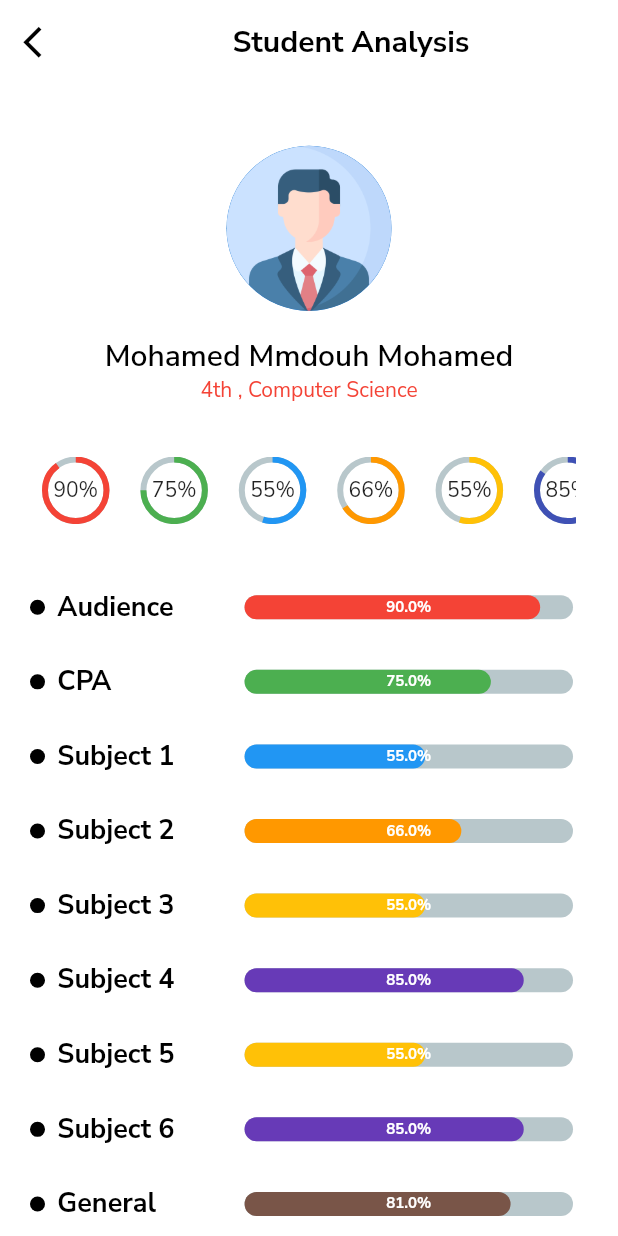
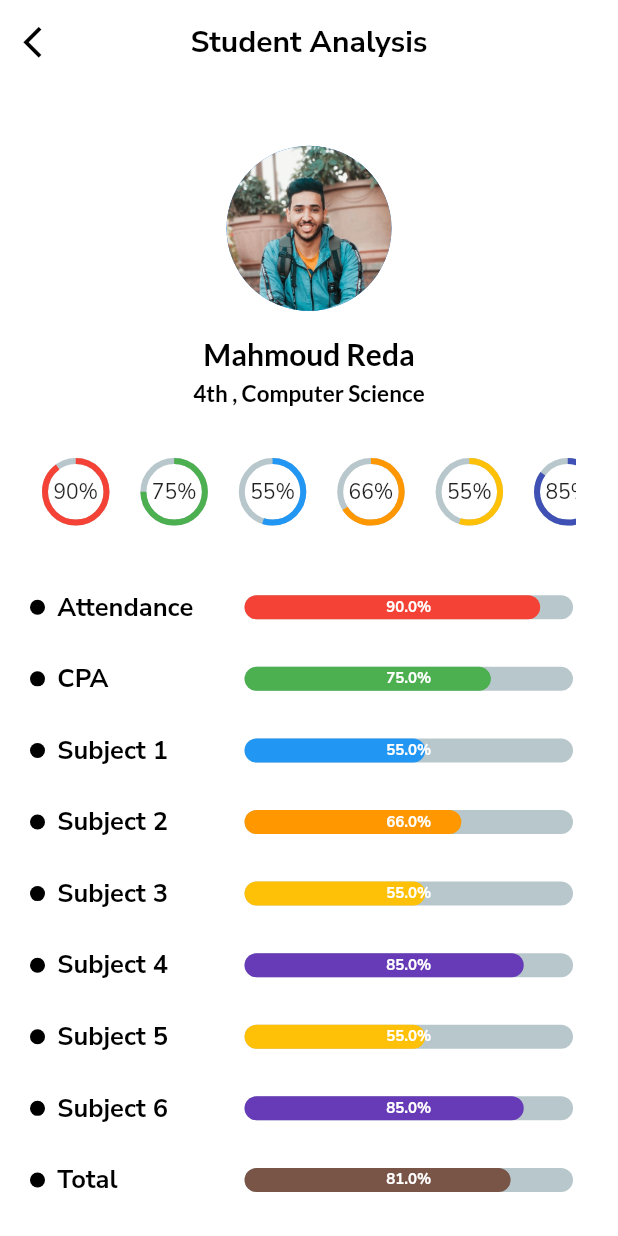
Before and after one commit to mohamed-mmdouh1506/GraduationProjectNew, a Flutter app: the AnalysisScreen screen opened directly, on a phone screen of 412 x 824 dp. Run offline on Flutter 3.47's test engine with Material 2 defaults, Android fonts, the phone set to English and light mode, and no system bars; drawn by our look-alikes of percent_indicator; our stand-ins replace bloc, convex_bottom_bar, flutter_bloc, google_fonts, smooth_page_indicator; network calls fail.

Commit message:
finish frist ui mahmoud

```diff
--- a/lib/layoutes/homepage/layout_screen.dart
+++ b/lib/layoutes/homepage/layout_screen.dart
@@ -38,7 +38,7 @@ class LayoutScreen extends StatelessWidget {
                     shape: BoxShape.circle
                   ),
                   child: const Padding(
-                    padding: EdgeInsets.all(1),
+                    padding: EdgeInsets.all(0),
                     child: CircleAvatar(
                         radius: 10,
                         backgroundImage: AssetImage('assets/images/mine.png'),
@@ -74,8 +74,8 @@ class LayoutScreen extends StatelessWidget {
                 Container(
                   margin: const EdgeInsets.fromLTRB(0, 8, 10, 0),
                   child: const Image(
-                    height: 30,
-                    width: 30,
+                    height: 25,
+                    width: 25,
                     image: AssetImage(
                       'assets/images/chat.png'
                     ),
--- a/lib/modules/analysisScreen/analysis_screen.dart
+++ b/lib/modules/analysisScreen/analysis_screen.dart
@@ -1,4 +1,7 @@
+import 'package:final_project/constants/componts.dart';
+import 'package:final_project/layoutes/homepage/container_screen.dart';
 import 'package:flutter/material.dart';
+import 'package:google_fonts/google_fonts.dart';
 import 'package:percent_indicator/circular_percent_indicator.dart';
 import 'package:percent_indicator/linear_percent_indicator.dart';
 
@@ -13,7 +16,7 @@ class AnalysisScreen extends StatelessWidget {
       appBar: AppBar(
         leading: IconButton(
           onPressed: (){
-            Navigator.pop(context);
+            navigateTo(context, const ContainerScreen());
           },
           icon: const Icon(
             Icons.arrow_back_ios,
@@ -21,9 +24,7 @@ class AnalysisScreen extends StatelessWidget {
             size: 25.0,
           ),
         ),
-        title: const Align(
-          alignment: Alignment.center,
-          child: Text(
+        title:  const Text(
             'Student Analysis',
             style: TextStyle(
               color: Colors.black,
@@ -32,7 +33,7 @@ class AnalysisScreen extends StatelessWidget {
             ),
             textAlign: TextAlign.center,
           ),
-        ),
+        centerTitle: true,
       ),
       body: SingleChildScrollView(
         child: Container(
@@ -44,26 +45,30 @@ class AnalysisScreen extends StatelessWidget {
                 height: MediaQuery.of(context).size.height*0.05,
               ),
               const CircleAvatar(
-                backgroundImage: AssetImage('assets/images/profile.png'),
+                backgroundImage: AssetImage('assets/images/reda.jpeg'),
                 radius: 55.0,
               ),
               SizedBox(
                 height: MediaQuery.of(context).size.height*0.02,
               ),
-              const Text(
-                'Mohamed Mmdouh Mohamed',
-                style: TextStyle(
+               Text(
+                'Mahmoud Reda',
+                style: GoogleFonts.lato(
                   fontSize: 20.0,
-                  fontWeight: FontWeight.w600,
+                  fontWeight: FontWeight.bold,
                   color: Colors.black,
                 ),
               ),
-              const Text(
+              const SizedBox(height: 5,),
+               Text(
                 '4th , Computer Science',
-                style: TextStyle(
-                  color: Colors.red,
+                style: GoogleFonts.lato(
+                  fontSize: 15.0,
+                  fontWeight: FontWeight.bold,
+                  color: Colors.black,
                 ),
               ),
+
               SizedBox(
                 height: MediaQuery.of(context).size.height*0.03,
               ),
@@ -183,16 +188,16 @@ class AnalysisScreen extends StatelessWidget {
                         ),
                         const Expanded(
                           child: Text(
-                            'Audience',
+                            'Attendance',
                             style: TextStyle(
-                              fontSize: 18.0,
+                              fontSize: 17.0,
                               fontWeight: FontWeight.w700,
                               color: Colors.black,
                             ),
                           ),
                         ),
                         SizedBox(
-                          width: MediaQuery.of(context).size.width*0.07,
+                          width: MediaQuery.of(context).size.width*0.01,
                         ),
                         LinearPercentIndicator(
                           width: indicatorLength,
@@ -229,14 +234,14 @@ class AnalysisScreen extends StatelessWidget {
                           child: Text(
                             'CPA',
                             style: TextStyle(
-                              fontSize: 18.0,
+                              fontSize: 17.0,
                               fontWeight: FontWeight.w700,
                               color: Colors.black,
                             ),
                           ),
                         ),
                         SizedBox(
-                          width: MediaQuery.of(context).size.width*0.07,
+                          width: MediaQuery.of(context).size.width*0.01,
                         ),
                         LinearPercentIndicator(
                           width: indicatorLength,
@@ -273,14 +278,14 @@ class AnalysisScreen extends StatelessWidget {
                           child: Text(
                             'Subject 1',
                             style: TextStyle(
-                              fontSize: 18.0,
+                              fontSize: 17.0,
                               fontWeight: FontWeight.w700,
                               color: Colors.black,
                             ),
                           ),
                         ),
                         SizedBox(
-                          width: MediaQuery.of(context).size.width*0.07,
+                          width: MediaQuery.of(context).size.width*0.01,
                         ),
                         LinearPercentIndicator(
                           width: indicatorLength,
@@ -317,14 +322,14 @@ class AnalysisScreen extends StatelessWidget {
                           child: Text(
                             'Subject 2',
                             style: TextStyle(
-                              fontSize: 18.0,
+                              fontSize: 17.0,
                               fontWeight: FontWeight.w700,
                               color: Colors.black,
                             ),
                           ),
                         ),
                         SizedBox(
-                          width: MediaQuery.of(context).size.width*0.07,
+                          width: MediaQuery.of(context).size.width*0.01,
                         ),
                         LinearPercentIndicator(
                           width: indicatorLength,
@@ -361,14 +366,14 @@ class AnalysisScreen extends StatelessWidget {
                           child: Text(
                             'Subject 3',
                             style: TextStyle(
-                              fontSize: 18.0,
+                              fontSize: 17.0,
                               fontWeight: FontWeight.w700,
                               color: Colors.black,
                             ),
                           ),
                         ),
                         SizedBox(
-                          width: MediaQuery.of(context).size.width*0.07,
+                          width: MediaQuery.of(context).size.width*0.01,
                         ),
                         LinearPercentIndicator(
                           width: indicatorLength,
@@ -405,14 +410,14 @@ class AnalysisScreen extends StatelessWidget {
                           child: Text(
                             'Subject 4',
                             style: TextStyle(
-                              fontSize: 18.0,
+                              fontSize: 17.0,
                               fontWeight: FontWeight.w700,
                               color: Colors.black,
                             ),
                           ),
                         ),
                         SizedBox(
-                          width: MediaQuery.of(context).size.width*0.07,
+                          width: MediaQuery.of(context).size.width*0.01,
                         ),
                         LinearPercentIndicator(
                           width: indicatorLength,
@@ -449,14 +454,14 @@ class AnalysisScreen extends StatelessWidget {
                           child: Text(
                             'Subject 5',
                             style: TextStyle(
-                              fontSize: 18.0,
+                              fontSize: 17.0,
                               fontWeight: FontWeight.w700,
                               color: Colors.black,
                             ),
                           ),
                         ),
                         SizedBox(
-                          width: MediaQuery.of(context).size.width*0.07,
+                          width: MediaQuery.of(context).size.width*0.01,
                         ),
                         LinearPercentIndicator(
                           width: indicatorLength,
@@ -493,14 +498,14 @@ class AnalysisScreen extends StatelessWidget {
                           child: Text(
                             'Subject 6',
                             style: TextStyle(
-                              fontSize: 18.0,
+                              fontSize: 17.0,
                               fontWeight: FontWeight.w700,
                               color: Colors.black,
                             ),
                           ),
                         ),
                         SizedBox(
-                          width: MediaQuery.of(context).size.width*0.07,
+                          width: MediaQuery.of(context).size.width*0.01,
                         ),
                         LinearPercentIndicator(
                           width: indicatorLength,
@@ -535,16 +540,16 @@ class AnalysisScreen extends StatelessWidget {
                         ),
                         const Expanded(
                           child: Text(
-                            'General',
+                            'Total',
                             style: TextStyle(
-                              fontSize: 18.0,
+                              fontSize: 17.0,
                               fontWeight: FontWeight.w700,
                               color: Colors.black,
                             ),
                           ),
                         ),
                         SizedBox(
-                          width: MediaQuery.of(context).size.width*0.04,
+                          width: MediaQuery.of(context).size.width*0.01,
                         ),
                         LinearPercentIndicator(
                           width: indicatorLength,
--- a/lib/modules/chatScreen/chat_screen.dart
+++ b/lib/modules/chatScreen/chat_screen.dart
@@ -23,7 +23,7 @@ class ChatScreen extends StatelessWidget {
               crossAxisAlignment: CrossAxisAlignment.start,
               children: const [
                 Text(
-                  'Mohamed Mdouh',
+                  'Mohamed Mmdouh',
                   style: TextStyle(
                     fontSize: 16.0,
                     fontWeight: FontWeight.w900,
--- a/lib/modules/materialsScreen/material_screen.dart
+++ b/lib/modules/materialsScreen/material_screen.dart
@@ -168,10 +168,9 @@ Widget Block_Materials(String text,Color colorContainer,Color colorItem){
         SizedBox(height: 10,),
         Padding(
           padding: const EdgeInsets.fromLTRB(8, 0, 0, 0),
-          child: Text(text,style: GoogleFonts.lato(
+          child: Text(text,style: GoogleFonts.openSans(
             color: colorItem,
-            fontWeight: FontWeight.bold,
-            fontSize: 19,
+            fontSize: 17,
           ),),
         )
       ],
```
Also changed, not shown: lib/layoutes/homepage/drawer_screen.dart (+4 -3 lines), lib/modules/homeScreen/home_screen.dart (+8 -7 lines), lib/modules/profile/profile.dart (+8 -6 lines).
